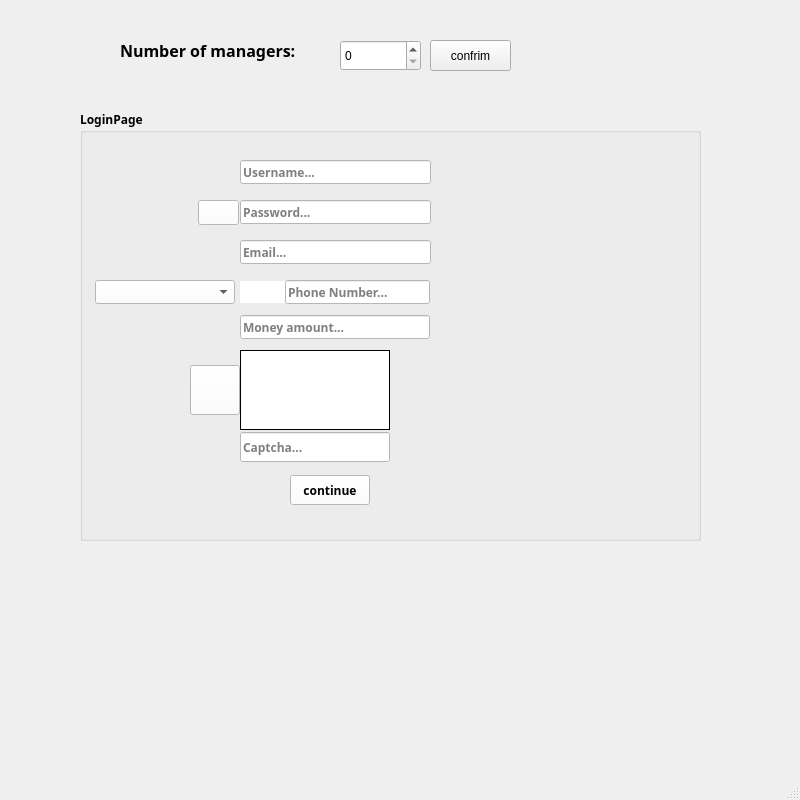
KiarashDalir2003/FarmManagementProject, file loginpage.ui: the form before one commit.
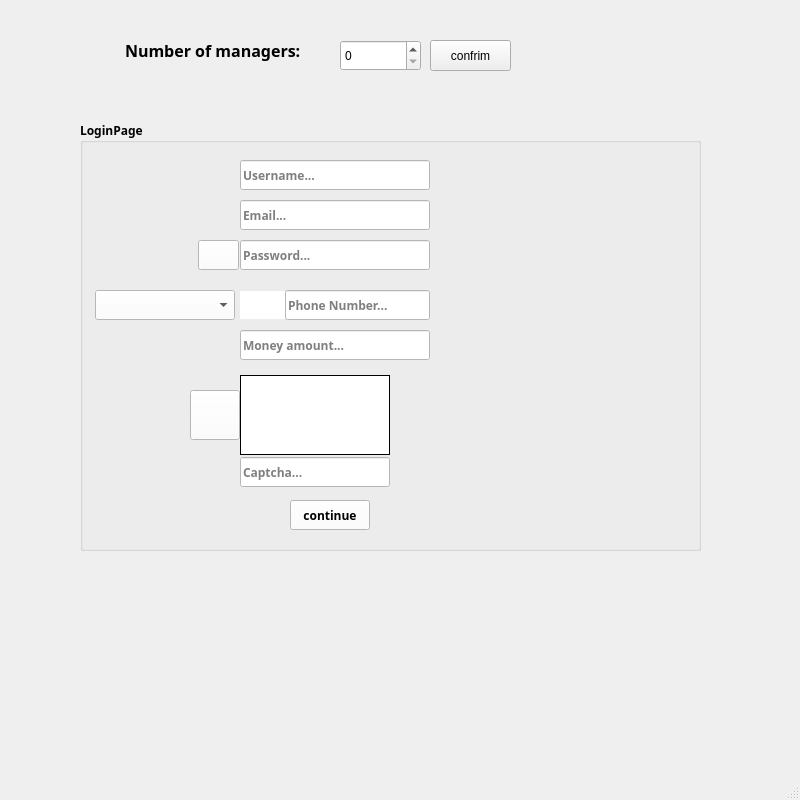
The form after the commit. Icons and pictures are not drawn.

Commit message: bugs fixed. and added border left color for username, email and password lineEdits

The edit to the form file:
```diff
--- a/loginpage.ui
+++ b/loginpage.ui
@@ -20,9 +20,9 @@
    <widget class="QLabel" name="label">
     <property name="geometry">
      <rect>
-      <x>120</x>
+      <x>125</x>
       <y>35</y>
-      <width>211</width>
+      <width>201</width>
       <height>31</height>
      </rect>
     </property>
@@ -42,7 +42,7 @@
     <property name="geometry">
      <rect>
       <x>80</x>
-      <y>110</y>
+      <y>120</y>
       <width>621</width>
       <height>431</height>
      </rect>
@@ -64,13 +64,16 @@
     <property name="title">
      <string>LoginPage</string>
     </property>
+    <property name="alignment">
+     <set>Qt::AlignLeading|Qt::AlignLeft|Qt::AlignVCenter</set>
+    </property>
     <widget class="QPushButton" name="EyeBtn">
      <property name="geometry">
       <rect>
        <x>118</x>
-       <y>90</y>
+       <y>120</y>
        <width>41</width>
-       <height>25</height>
+       <height>30</height>
       </rect>
      </property>
      <property name="styleSheet">
@@ -84,9 +87,9 @@
      <property name="geometry">
       <rect>
        <x>160</x>
-       <y>90</y>
-       <width>191</width>
-       <height>24</height>
+       <y>120</y>
+       <width>190</width>
+       <height>30</height>
       </rect>
      </property>
      <property name="styleSheet">
@@ -101,14 +104,14 @@
      <property name="geometry">
       <rect>
        <x>160</x>
-       <y>50</y>
-       <width>191</width>
-       <height>24</height>
+       <y>40</y>
+       <width>190</width>
+       <height>30</height>
       </rect>
      </property>
      <property name="styleSheet">
-      <string notr="true">color: rgb(0, 0, 0);
-background-color: rgb(255, 255, 255);</string>
+      <string notr="true">background-color: rgb(255, 255, 255);
+color: rgb(0, 0, 0);</string>
      </property>
      <property name="placeholderText">
       <string>Username...</string>
@@ -118,9 +121,9 @@
      <property name="geometry">
       <rect>
        <x>160</x>
-       <y>130</y>
-       <width>191</width>
-       <height>24</height>
+       <y>80</y>
+       <width>190</width>
+       <height>30</height>
       </rect>
      </property>
      <property name="styleSheet">
@@ -137,7 +140,7 @@
        <x>205</x>
        <y>170</y>
        <width>145</width>
-       <height>24</height>
+       <height>30</height>
       </rect>
      </property>
      <property name="styleSheet">
@@ -157,7 +160,7 @@
        <x>15</x>
        <y>170</y>
        <width>140</width>
-       <height>24</height>
+       <height>30</height>
       </rect>
      </property>
      <property name="styleSheet">
@@ -168,7 +171,7 @@
      <property name="geometry">
       <rect>
        <x>110</x>
-       <y>255</y>
+       <y>270</y>
        <width>50</width>
        <height>50</height>
       </rect>
@@ -184,7 +187,7 @@
      <property name="geometry">
       <rect>
        <x>210</x>
-       <y>365</y>
+       <y>380</y>
        <width>80</width>
        <height>30</height>
       </rect>
@@ -201,9 +204,9 @@
      <property name="geometry">
       <rect>
        <x>160</x>
-       <y>205</y>
+       <y>210</y>
        <width>190</width>
-       <height>24</height>
+       <height>30</height>
       </rect>
      </property>
      <property name="styleSheet">
@@ -218,7 +221,7 @@
      <property name="geometry">
       <rect>
        <x>160</x>
-       <y>322</y>
+       <y>337</y>
        <width>150</width>
        <height>30</height>
       </rect>
@@ -235,7 +238,7 @@
      <property name="geometry">
       <rect>
        <x>160</x>
-       <y>240</y>
+       <y>255</y>
        <width>150</width>
        <height>80</height>
       </rect>
@@ -256,7 +259,7 @@
        <x>160</x>
        <y>171</y>
        <width>45</width>
-       <height>22</height>
+       <height>28</height>
       </rect>
      </property>
      <property name="styleSheet">
```
The commit also changes 6 other files.
